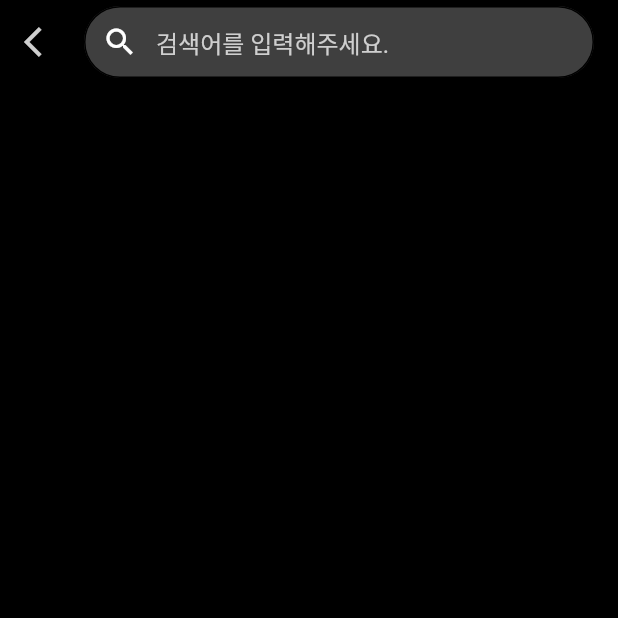
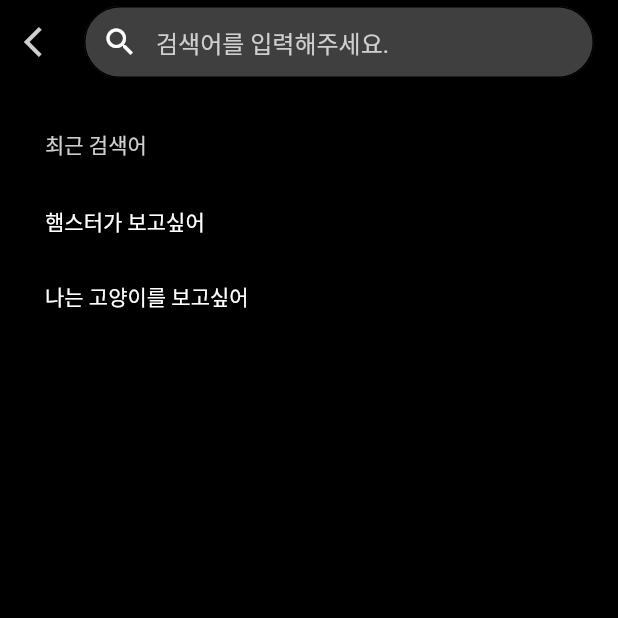
Before and after one commit to hdddhdd/BrainYoung, a Flutter app: the screen it shows after launch, on a phone screen of 412 x 824 dp, the top half of it. Run offline on Flutter 3.47's test engine with Material 2 defaults, Android fonts, the phone set to English and light mode, and no system bars; our stand-ins replace easy_search_bar, get, image_picker, video_player, youtube_player_iframe; missing offline and left inert: customtogglebuttons.

Commit message:
최근 검색어 - 개발중

```diff
--- a/lib/pages/search.dart
+++ b/lib/pages/search.dart
@@ -27,6 +27,7 @@ class _SearchPageState extends State<SearchPage> {
 
       ),
       home: Scaffold(
+        backgroundColor: Colors.black,
         appBar: AppBar(
           backgroundColor: Colors.black,
           elevation: 0,
@@ -51,9 +52,37 @@ class _SearchPageState extends State<SearchPage> {
             ),
           ),
         ),
-        body: Container(
-          color: Colors.black,
-        )
+        body:ListView(
+          children: [
+            Container(
+              margin:EdgeInsets.symmetric(vertical: 30, horizontal: 30),
+              child: Text(
+                "최근 검색어",
+                style: TextStyle(color: Color.fromARGB(255, 207, 207, 207)),
+              ),
+            ),
+            Container(
+              margin:EdgeInsets.symmetric(horizontal: 30),
+               height: 50,
+               child: Container(
+                 child:Text(
+                  '햄스터가 보고싶어',
+                  style: TextStyle(color: Colors.white),
+                  ),
+               )
+             ),
+             Container(
+              margin:EdgeInsets.symmetric(horizontal: 30),
+               height: 50,
+               child: Container(
+                 child:Text(
+                  '나는 고양이를 보고싶어',
+                  style: TextStyle(color: Colors.white),
+                  ),
+               )
+             ),
+          ],
+        ),
       )
     );
   }
```
